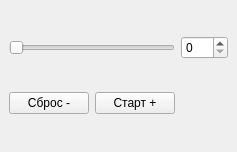
Qt form sound.ui (eugenezador/volume-changer-linux) before a commit.
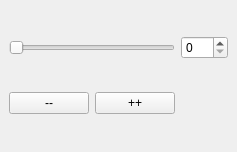
The same form after that commit.

```diff
--- a/sound.ui
+++ b/sound.ui
@@ -18,7 +18,7 @@
     <item row="1" column="1">
      <widget class="QPushButton" name="start">
       <property name="text">
-       <string>Старт +</string>
+       <string>++</string>
       </property>
      </widget>
     </item>
@@ -42,7 +42,7 @@
     <item row="1" column="0">
      <widget class="QPushButton" name="sbros">
       <property name="text">
-       <string>Сброс -</string>
+       <string>--</string>
       </property>
      </widget>
     </item>
```
